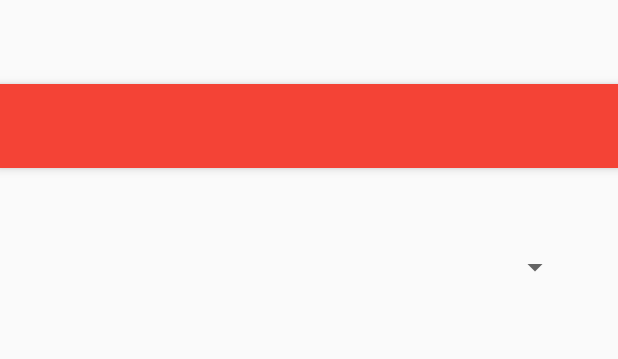
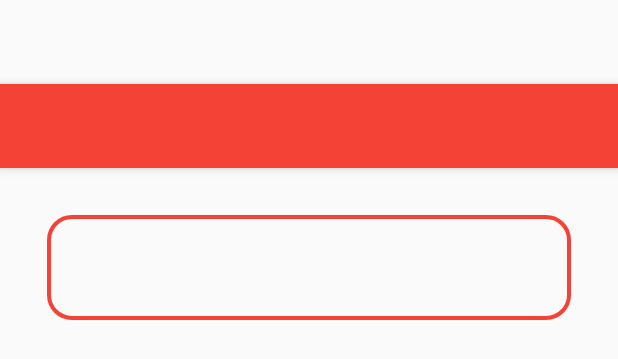
Before and after one commit to zulfikarhasan/Blood_Zone, an Android app: the layout app_bar_main.xml on its own in the app's theme, with its tools: preview values and no code run, on a phone screen of 412 x 824 dp. Shown: the top 359 px of the screen. Run offline under Robolectric (Android 15) with nearby library versions, the phone set to English and light mode, and no system bars; network calls fail.

Commit message:
spinner box add

```diff
--- /dev/null
+++ b/app/src/main/res/drawable/spinner_box.xml
@@ -0,0 +1,9 @@
+<?xml version="1.0" encoding="utf-8" ?>
+<shape xmlns:android="http://schemas.android.com/apk/res/android"
+    android:shape="rectangle">
+    <stroke
+        android:color="@color/colorPrimary"
+        android:width="2.5dp" />
+    <corners android:radius="15dp" />
+
+</shape>
--- a/app/src/main/res/layout/content_main.xml
+++ b/app/src/main/res/layout/content_main.xml
@@ -16,14 +16,18 @@
 
    <Spinner
        android:layout_width="match_parent"
-       android:layout_height="70dp"
+       android:layout_height="70dip"
        android:id="@+id/MainActivity_Select_Blood_Group"
        android:layout_alignParentTop="true"
        android:layout_alignParentLeft="true"
        android:layout_margin="15dp"
-       android:spinnerMode="dropdown">
+       android:textAlignment="center"
+       android:spinnerMode="dropdown"
+       android:background="@drawable/spinner_box">
 
    </Spinner>
+
+
 
    <android.support.v7.widget.RecyclerView
        android:id="@+id/rv_demoRecyclerview"
```
Also changed, not shown: app/src/main/AndroidManifest.xml (+6 -1 lines), app/src/main/java/etl/com/bd/animatedsplash/Donor_Profile.java (+46 -10 lines), app/src/main/res/drawable/test_spinner_bg.xml (added, +7 -0 lines), app/src/main/res/layout/activity_donor__profile.xml (+5 -4 lines).
